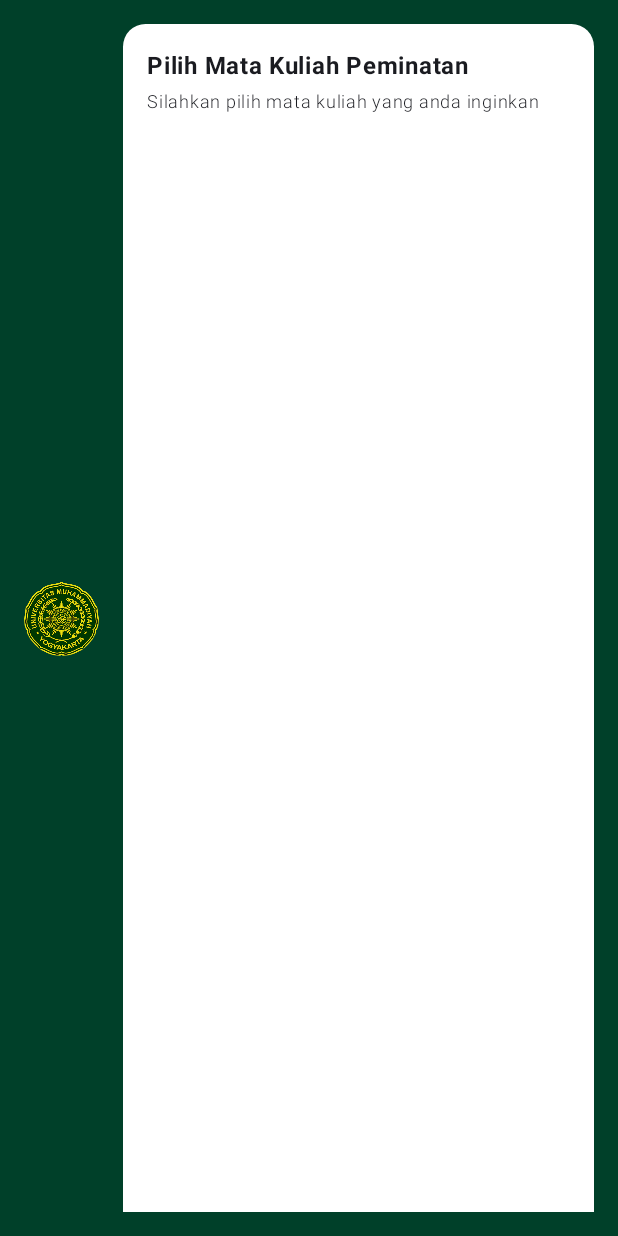
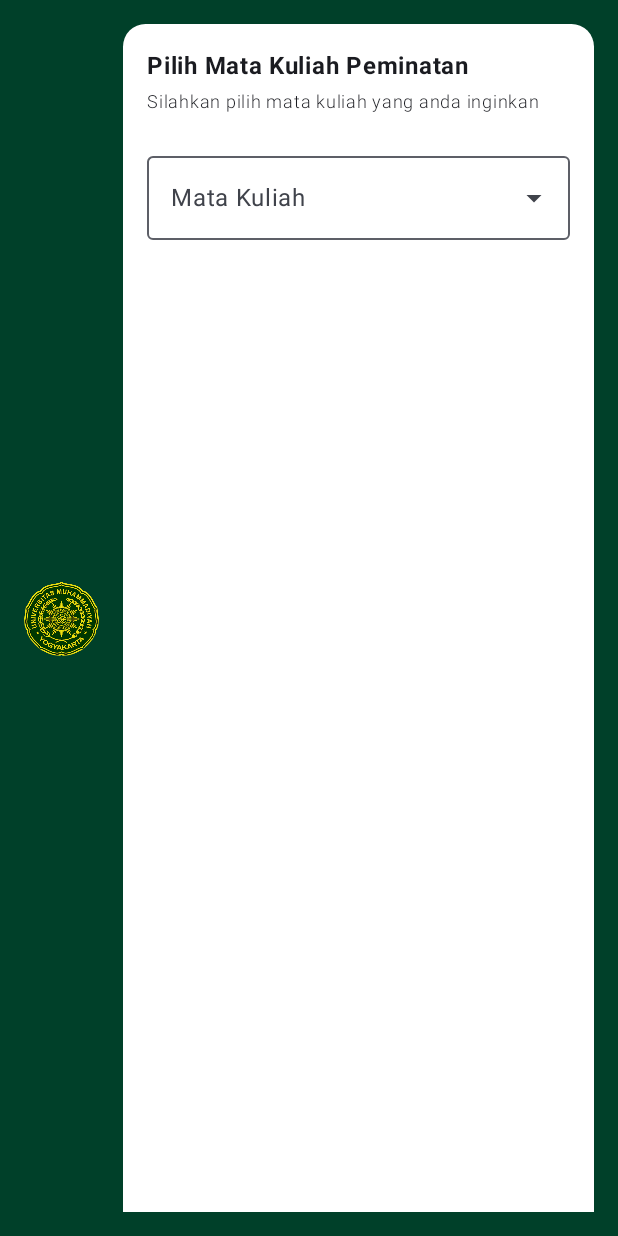
Before and after one commit to mddhafa/Quest6_064, an Android app built with Jetpack Compose: the composable RencanaStudyView shown on its own in the app's theme, on a phone screen of 412 x 824 dp. Run offline under Robolectric (Android 15) with nearby library versions, the phone set to English and light mode, and no system bars.

Commit message:
Menambahkan spacer dan memanggil fungsi untuk drop down

```diff
--- a/app/src/main/java/com/example/minggu7/ui/screen/RencanaStudyView.kt
+++ b/app/src/main/java/com/example/minggu7/ui/screen/RencanaStudyView.kt
@@ -28,8 +28,10 @@ import androidx.compose.ui.text.font.FontWeight
 import androidx.compose.ui.unit.dp
 import androidx.compose.ui.unit.sp
 import com.example.minggu7.R
+import com.example.minggu7.data.MataKuliah
 import com.example.minggu7.model.RencanaStudy
 import com.example.minggu7.model.mahasiswa
+import com.example.minggu7.ui.widget.DynamicSelectedField
 
 @Composable
 fun RencanaStudyView(
@@ -99,7 +101,15 @@ fun RencanaStudyView(
                         fontSize = 12.sp,
                         fontWeight = FontWeight.Light
                     )
-
+                    Spacer(modifier = Modifier.padding(8.dp))
+                    DynamicSelectedField(
+                        selectedValue = chosenDropdown,
+                        options = MataKuliah.options,
+                        label = "Mata Kuliah",
+                        onValueChangedEvent = {
+                            chosenDropdown = it
+                        }
+                    )
                 }
 
             }
```
